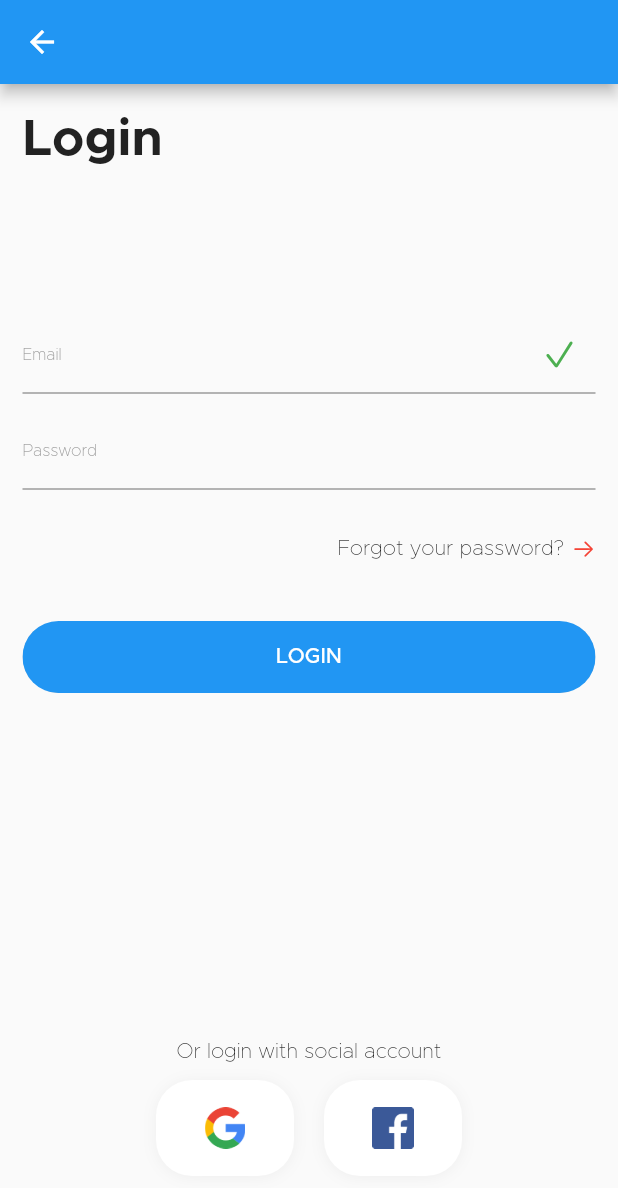
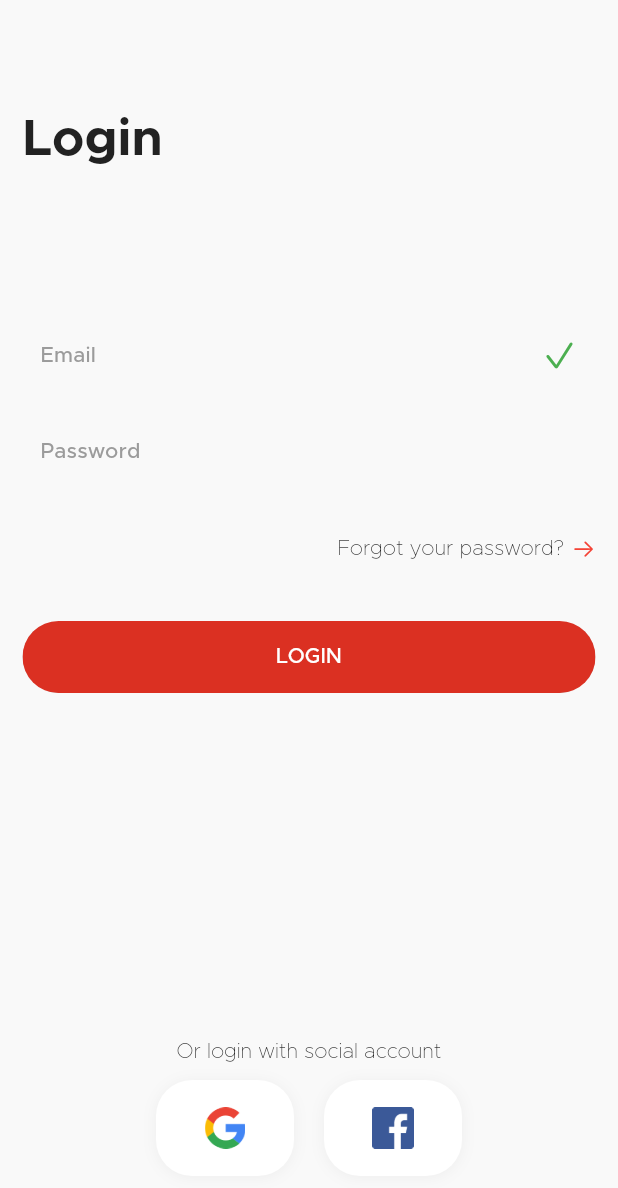
Before and after one commit to saeeddda/ariodev_shop_app, a Flutter app: the LoginPage screen opened directly, on a phone screen of 412 x 824 dp. Shown: the top 1188 px of the screen. Run offline on Flutter 3.47's test engine with Material 2 defaults, Android fonts, the phone set to English and light mode, and no system bars.

Commit message:
loginpage & set themedata

```diff
--- a/lib/config/default_dimensions.dart
+++ b/lib/config/default_dimensions.dart
@@ -1,3 +1,4 @@
 class DefaultDimensions {
   static const double defaultPadding = 16.0;
+  static const double defaultTextFieldBorder = 4.0;
 }
--- a/lib/main.dart
+++ b/lib/main.dart
@@ -1,6 +1,6 @@
 import 'package:flutter/material.dart';
 import 'package:shop_app/screen/home_screen.dart';
-import 'package:shop_app/screen/login_screen.dart';
+import 'package:shop_app/screen/login_register_screens/login_screen.dart';
 import 'package:shop_app/config/default_theme_data.dart';
 
 void main() {
@@ -15,7 +15,7 @@ class MyApp extends StatelessWidget {
     return MaterialApp(
       title: 'Shoping App',
       theme: DefaultThemeData.light().getTheme,
-      home: const HomeScreen(),
+      home: const LoginPage(),
     );
   }
 }
--- /dev/null
+++ b/lib/screen/login_register_screens/login_screen.dart
@@ -0,0 +1,152 @@
+import 'package:flutter/cupertino.dart';
+import 'package:flutter/material.dart';
+import 'package:shop_app/config/default_colors.dart';
+
+class LoginPage extends StatelessWidget {
+  const LoginPage({super.key});
+
+  @override
+  Widget build(BuildContext context) {
+    var textTheme = Theme.of(context).textTheme;
+    return SafeArea(
+      child: Scaffold(
+        backgroundColor: DefaultLightColor.backgroundColor,
+        appBar: AppBar(),
+        body: Padding(
+          padding: const EdgeInsets.fromLTRB(15, 20, 15, 0),
+          child: Column(
+            crossAxisAlignment: CrossAxisAlignment.start,
+            children: [
+              Expanded(
+                child: Column(
+                  crossAxisAlignment: CrossAxisAlignment.start,
+                  children: [
+                    Text(
+                      "Login",
+                      style: textTheme.headline1,
+                    ),
+                    const SizedBox(
+                      height: 100,
+                    ),
+                    SizedBox(
+                      width: double.infinity,
+                      height: 64,
+                      child: TextField(
+                        decoration: InputDecoration(
+                            label: Text(
+                              'Email',
+                              style: textTheme.subtitle2,
+                            ),
+                            suffixIcon: const Icon(
+                              CupertinoIcons.check_mark,
+                              color: Colors.green,
+                            )),
+                      ),
+                    ),
+                    SizedBox(
+                      width: double.infinity,
+                      height: 64,
+                      child: TextField(
+                        decoration: InputDecoration(
+                          label: Text(
+                            'Password',
+                            style: textTheme.subtitle2,
+                          ),
+                        ),
+                      ),
+                    ),
+                    Padding(
+                      padding: const EdgeInsets.fromLTRB(0, 20, 0, 40),
+                      child: Row(
+                        mainAxisAlignment: MainAxisAlignment.end,
+                        children: [
+                          Text("Forgot your password?"),
+                          const SizedBox(
+                            width: 5,
+                          ),
+                          Icon(
+                            CupertinoIcons.arrow_right,
+                            color: Colors.red,
+                            size: 16,
+                          ),
+                        ],
+                      ),
+                    ),
+                    ClipRRect(
+                      borderRadius: BorderRadius.circular(25),
+                      child: SizedBox(
+                          width: double.infinity,
+                          height: 48,
+                          child: ElevatedButton(
+                              onPressed: () {}, child: Text("LOGIN"))),
+                    ),
+                  ],
+                ),
+              ),
+              Visibility(
+                visible: MediaQuery.of(context).viewInsets.bottom > 0.0
+                    ? false
+                    : true,
+                child: Padding(
+                  padding: const EdgeInsets.fromLTRB(0, 0, 0, 40),
+                  child: Column(
+                    mainAxisAlignment: MainAxisAlignment.end,
+                    crossAxisAlignment: CrossAxisAlignment.center,
+                    children: [
+                      const Center(child: Text("Or login with social account")),
+                      const SizedBox(height: 12),
+                      Row(
+                        mainAxisAlignment: MainAxisAlignment.center,
+                        children: [
+                          Container(
+                            width: 92,
+                            height: 64,
+                            decoration: BoxDecoration(
+                                color: Colors.white,
+                                borderRadius: BorderRadius.circular(24),
+                                boxShadow: [
+                                  BoxShadow(
+                                    blurRadius: 8,
+                                    color: Color.fromARGB(12, 0, 0, 0),
+                                    offset: Offset(0, 1),
+                                  ),
+                                ]),
+                            child: Image.asset(
+                              "assets/icons/google.png",
+                              scale: 3.5,
+                            ),
+                          ),
+                          SizedBox(
+                            width: 20,
+                          ),
+                          Container(
+                            width: 92,
+                            height: 64,
+                            decoration: BoxDecoration(
+                                color: Colors.white,
+                                borderRadius: BorderRadius.circular(24),
+                                boxShadow: [
+                                  BoxShadow(
+                                    blurRadius: 8,
+                                    color: Color.fromARGB(12, 0, 0, 0),
+                                    offset: Offset(0, 1),
+                                  ),
+                                ]),
+                            child: Image.asset(
+                              "assets/icons/facebook.png",
+                              scale: 3.5,
+                            ),
+                          ),
+                        ],
+                      )
+                    ],
+                  ),
+                ),
+              )
+            ],
+          ),
+        ),
+      ),
+    );
+  }
+}
--- a/lib/screen/login_screen.dart
+++ /dev/null
@@ -1,144 +0,0 @@
-import 'package:flutter/cupertino.dart';
-import 'package:flutter/material.dart';
-
-class LoginPage extends StatelessWidget {
-  const LoginPage({super.key});
-
-  @override
-  Widget build(BuildContext context) {
-    var textTheme = Theme.of(context).textTheme;
-    return Scaffold(
-      appBar: AppBar(),
-      body: Padding(
-        padding: const EdgeInsets.fromLTRB(15, 20, 15, 0),
-        child: Column(
-          crossAxisAlignment: CrossAxisAlignment.start,
-          children: [
-            Expanded(
-              child: Column(
-                crossAxisAlignment: CrossAxisAlignment.start,
-                children: [
-                  Text(
-                    "Login",
-                    style: textTheme.headline1,
-                  ),
-                  SizedBox(
-                    height: 100,
-                  ),
-                  SizedBox(
-                    width: double.infinity,
-                    height: 64,
-                    child: TextField(
-                      decoration: InputDecoration(
-                          label: Text(
-                            'Email',
-                            style: textTheme.caption,
-                          ),
-                          suffixIcon: Icon(
-                            CupertinoIcons.check_mark,
-                            color: Colors.green,
-                          )),
-                    ),
-                  ),
-                  SizedBox(
-                    width: double.infinity,
-                    height: 64,
-                    child: TextField(
-                      decoration: InputDecoration(
-                        label: Text(
-                          'Password',
-                          style: textTheme.caption,
-                        ),
-                      ),
-                    ),
-                  ),
-                  Padding(
-                    padding: const EdgeInsets.fromLTRB(0, 20, 0, 40),
-                    child: Row(
-                      mainAxisAlignment: MainAxisAlignment.end,
-                      children: [
-                        Text("Forgot your password?"),
-                        const SizedBox(
-                          width: 5,
-                        ),
-                        Icon(
-                          CupertinoIcons.arrow_right,
-                          color: Colors.red,
-                          size: 16,
-                        ),
-                      ],
-                    ),
-                  ),
-                  ClipRRect(
-                    borderRadius: BorderRadius.circular(25),
-                    child: SizedBox(
-                        width: double.infinity,
-                        height: 48,
-                        child: ElevatedButton(
-                            onPressed: () {}, child: Text("LOGIN"))),
-                  ),
-                ],
-              ),
-            ),
-            Padding(
-              padding: const EdgeInsets.fromLTRB(0, 0, 0, 40),
-              child: Column(
-                crossAxisAlignment: CrossAxisAlignment.center,
-                children: [
-                  Center(child: Text("Or login with social account")),
-                  SizedBox(
-                    height: 12,
-                  ),
-                  Row(
-                    mainAxisAlignment: MainAxisAlignment.center,
-                    children: [
-                      Container(
-                        width: 92,
-                        height: 64,
-                        decoration: BoxDecoration(
-                            color: Colors.white,
-                            borderRadius: BorderRadius.circular(24),
-                            boxShadow: [
-                              BoxShadow(
-                                blurRadius: 8,
-                                color: Color.fromARGB(12, 0, 0, 0),
-                                offset: Offset(0, 1),
-                              ),
-                            ]),
-                        child: Image.asset(
-                          "assets/icons/google.png",
-                          scale: 3.5,
-                        ),
-                      ),
-                      SizedBox(
-                        width: 20,
-                      ),
-                      Container(
-                        width: 92,
-                        height: 64,
-                        decoration: BoxDecoration(
-                            color: Colors.white,
-                            borderRadius: BorderRadius.circular(24),
-                            boxShadow: [
-                              BoxShadow(
-                                blurRadius: 8,
-                                color: Color.fromARGB(12, 0, 0, 0),
-                                offset: Offset(0, 1),
-                              ),
-                            ]),
-                        child: Image.asset(
-                          "assets/icons/facebook.png",
-                          scale: 3.5,
-                        ),
-                      ),
-                    ],
-                  )
-                ],
-              ),
-            )
-          ],
-        ),
-      ),
-    );
-  }
-}
```
Also changed, not shown: lib/config/default_theme_data.dart (+32 -0 lines), lib/screen/login_register_screens/register_screen.dart (added).
